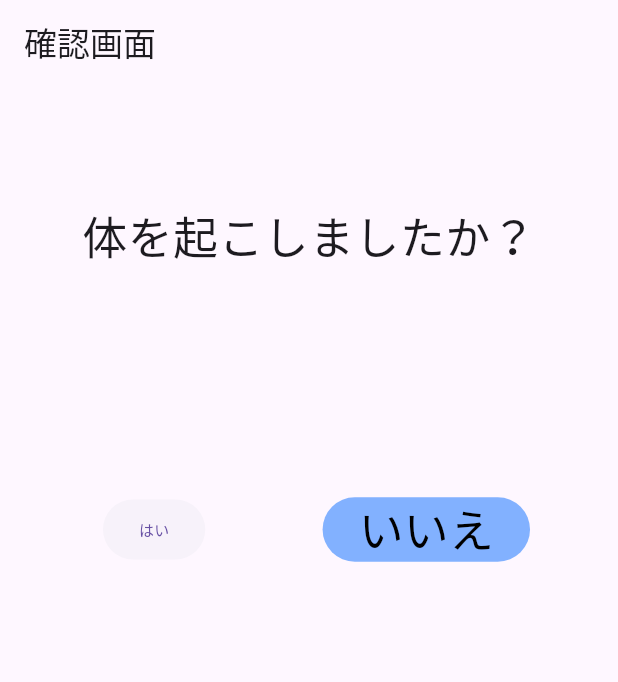
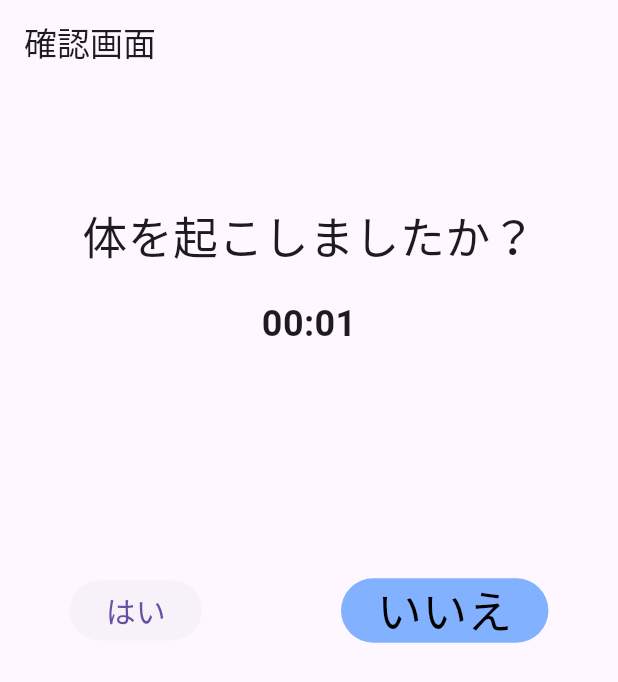
Before and after one commit to tanakacha/flutter_jr_hackathon, a Flutter app: the CheckScreen screen opened by its route, on a phone screen of 412 x 824 dp. Shown: the top 682 px of the screen. Run offline on Flutter 3.47's test engine with Material 3 defaults, Android fonts, the light colour scheme and no system bars; our stand-ins replace flutter_datetime_picker_plus, flutter_local_notifications, flutter_riverpod, gap, go_router, permission_handler and 3 more; missing offline and left inert: alarm, three_js, three_js_geometry, three_js_objects; generated files the repository leaves out were written again.

Commit message:
feature(Flutter): 起床タイマーの画面表示 #26

```diff
--- a/lib/scenes/alarm/alarm_screen.dart
+++ b/lib/scenes/alarm/alarm_screen.dart
@@ -11,7 +11,6 @@ import 'package:flutter_jr_hackathon/scenes/alarm/components/ring_screen.dart';
 import 'package:flutter_jr_hackathon/services/notification.dart';
 import 'package:flutter_jr_hackathon/services/permission.dart';
 import 'package:go_router/go_router.dart';
-import 'dart:async';
 
 class AlarmScreen extends StatefulWidget {
   const AlarmScreen({super.key});
@@ -21,7 +20,6 @@ class AlarmScreen extends StatefulWidget {
 }
 
 class _AlarmScreenState extends State<AlarmScreen> {
-  // まだ使ってない
   List<AlarmSettings> alarms = [];
   Notifications? notifications;
 
@@ -32,7 +30,6 @@ class _AlarmScreenState extends State<AlarmScreen> {
   @override
   void initState() {
     super.initState();
-    // permission.dartの中身 ここだけコメントアウト外すと例外が発生する
     AlarmPermissions.checkNotificationPermission().then(
       (_) => AlarmPermissions.checkAndroidScheduleExactAlarmPermission(),
     );
@@ -58,13 +55,13 @@ class _AlarmScreenState extends State<AlarmScreen> {
   Future<void> ringingAlarmsChanged(AlarmSet alarms) async {
     if (alarms.alarms.isEmpty) return;
     // 仮の確認画面用
-    await Navigator.push(
-      context,
-      MaterialPageRoute<void>(builder: (context) {
-        return RingScreen(alarmSettings: alarms.alarms.first);
-      }),
-    );
-    // context.go('/game'); // ゲーム画面用、確認画面に変更する
+    // await Navigator.push(
+    //   context,
+    //   MaterialPageRoute<void>(builder: (context) {
+    //     return RingScreen(alarmSettings: alarms.alarms.first);
+    //   }),
+    // );
+    context.go('/check'); // 確認画面に遷移する
     unawaited(loadAlarms());
   }
 
--- a/lib/scenes/check/check_screen.dart
+++ b/lib/scenes/check/check_screen.dart
@@ -1,29 +1,51 @@
 import 'package:flutter/material.dart';
+import 'package:flutter_jr_hackathon/provider/wake_up_time_provider.dart';
 import 'package:gap/gap.dart';
 import 'package:go_router/go_router.dart';
+import 'package:flutter_riverpod/flutter_riverpod.dart';
 
-class CheckScreen extends StatelessWidget {
+class CheckScreen extends ConsumerStatefulWidget {
   const CheckScreen({super.key});
 
   @override
+  ConsumerState<CheckScreen> createState() => _CheckScreenState();
+}
+
+class _CheckScreenState extends ConsumerState<CheckScreen> {
+  @override
+  void initState() {
+    super.initState();
+    ref.read(wakeUpTimeNotifierProvider.notifier).startTimer();
+  }
+
+  @override
   Widget build(BuildContext context) {
+    final wakeUpTime = ref.watch(wakeUpTimeNotifierProvider);
+    final WakeUpMinutes =
+        ref.watch(wakeUpTimeNotifierProvider.notifier).minutes;
+    final WakeUpSeconds =
+        ref.watch(wakeUpTimeNotifierProvider.notifier).seconds;
+
     return Scaffold(
       appBar: AppBar(
         title: Text('確認画面'),
       ),
       body: Column(
-        // mainAxisAlignment: MainAxisAlignment.spaceAround,
         children: [
           Gap(80),
           Text(
             '体を起こしましたか？',
             style: TextStyle(fontSize: 30),
           ),
+          Gap(20),
+          Text(
+            '${WakeUpMinutes.toString().padLeft(2, '0')}:${WakeUpSeconds.toString().padLeft(2, '0')}',
+            style: TextStyle(fontSize: 24, fontWeight: FontWeight.bold),
+          ),
           Gap(150),
           Row(
             mainAxisAlignment: MainAxisAlignment.spaceAround,
             children: [
-              Gap(10),
               ElevatedButton(
                 style: ElevatedButton.styleFrom(
                   elevation: 0,
@@ -31,14 +53,16 @@ class CheckScreen extends StatelessWidget {
                 child: Text(
                   'はい',
                   style: TextStyle(
-                    fontSize: 10,
+                    fontSize: 20,
                   ),
                 ),
                 onPressed: () {
+                  ref.read(wakeUpTimeNotifierProvider.notifier).stopTimer();
                   context.go('/game');
+                  print('timer');
+                  print(wakeUpTime);
                 },
               ),
-              Gap(0),
               ElevatedButton(
                 style: ElevatedButton.styleFrom(
                   elevation: 0,
@@ -51,13 +75,11 @@ class CheckScreen extends StatelessWidget {
                   'いいえ',
                   style: TextStyle(
                     color: Colors.black,
-                    // color: Colors.blue,
                     fontSize: 30,
                   ),
                 ),
                 onPressed: () {},
               ),
-              Gap(0),
             ],
           ),
         ],
```
